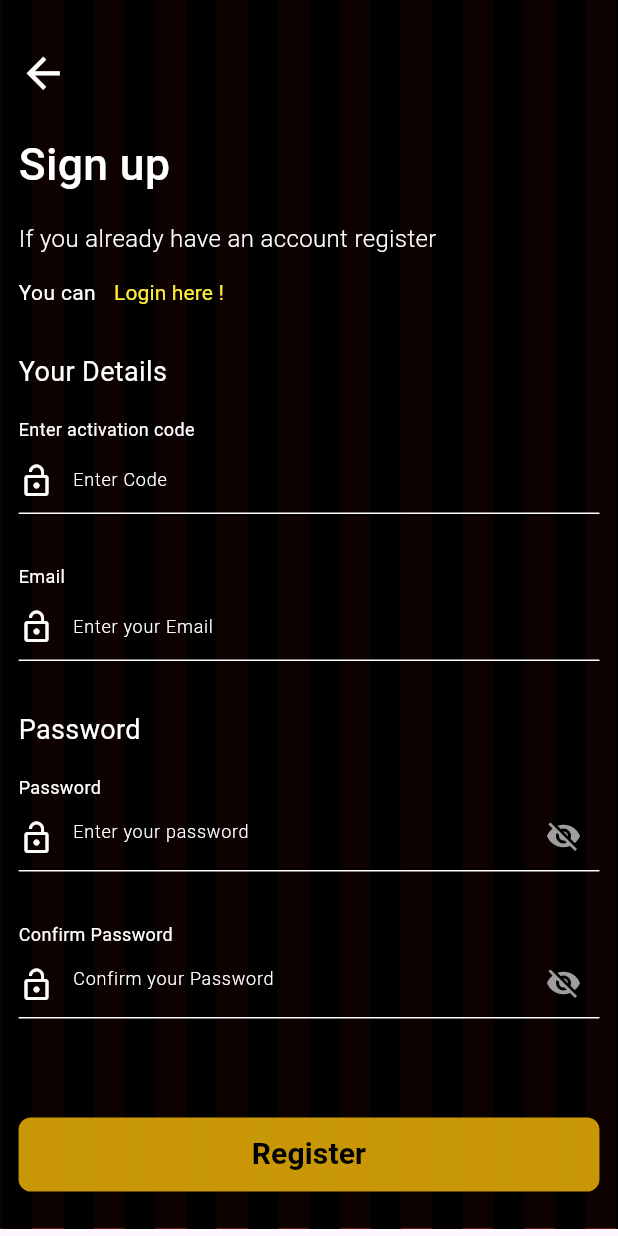
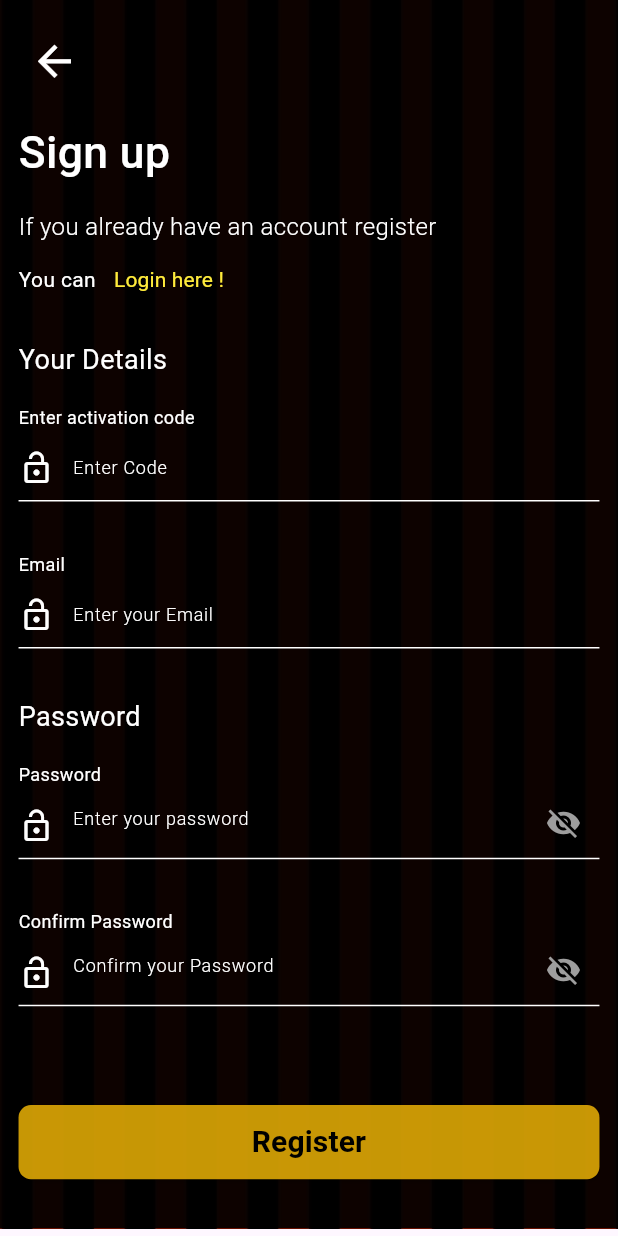
Before and after one commit to sumanghimire00/task, a Flutter app: the SignupScreen screen opened directly, on a phone screen of 412 x 824 dp. Run offline on Flutter 3.47's test engine with Material 3 defaults, Android fonts, the phone set to English and light mode, and no system bars.

Commit message:
Changes some minur issues

```diff
--- a/lib/screens/auth_screens/sign_up_screen.dart
+++ b/lib/screens/auth_screens/sign_up_screen.dart
@@ -39,7 +39,7 @@ class _SignupScreenState extends State<SignupScreen> {
             child: SafeArea(
               child: Padding(
                 padding: EdgeInsets.symmetric(
-                  vertical: height * 0.03,
+                  vertical: height * 0.02,
                   horizontal: width * 0.03,
                 ),
                 child: Column(
@@ -49,7 +49,6 @@ class _SignupScreenState extends State<SignupScreen> {
                     Padding(
                       padding: EdgeInsets.only(
                         bottom: height * 0.02,
-                        right: width * 1.2,
                       ),
                       child: IconButton(
                         padding: EdgeInsets.zero,
@@ -87,6 +86,9 @@ class _SignupScreenState extends State<SignupScreen> {
                     CustomButton(
                       labelButton: "Register",
                       onPressed: () {},
+                    ),
+                    SizedBox(
+                      height: height * 0.02,
                     ),
                   ],
                 ),
```
